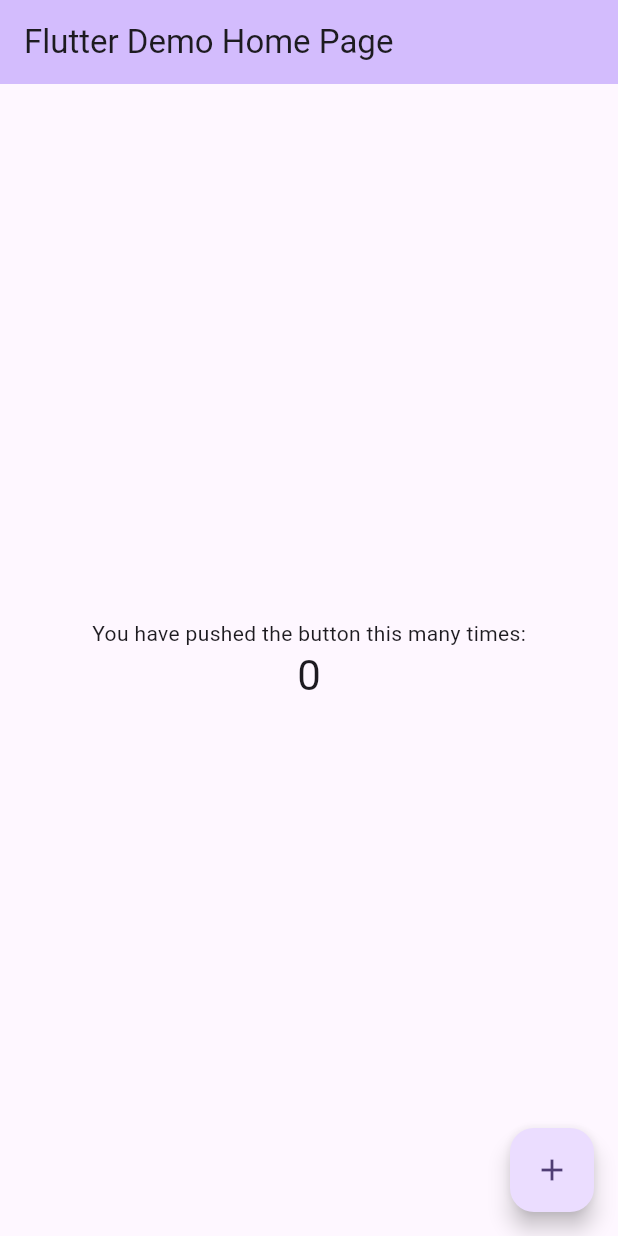
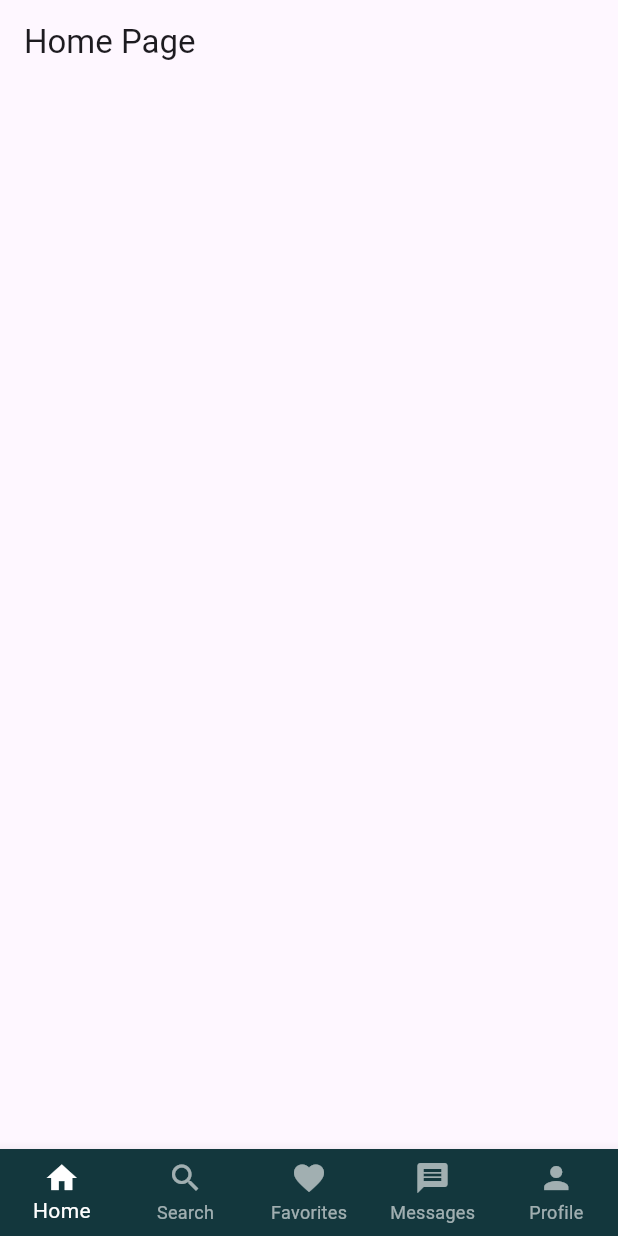
Before and after one commit to notYouralex/LocalNestPH-mobile-app, a Flutter app: the screen it shows after launch, on a phone screen of 412 x 824 dp. Run offline on Flutter 3.47's test engine with Material 3 defaults, Android fonts, the phone set to English and light mode, and no system bars.

Commit message:
navigation

```diff
--- /dev/null
+++ b/lib/home_page_widgets.dart/bottom_navigation.dart
@@ -0,0 +1,35 @@
+import 'package:flutter/material.dart';
+
+class BottomNavigation extends StatelessWidget {
+  const BottomNavigation({super.key});
+
+  @override
+  Widget build(BuildContext context) {
+    return BottomNavigationBar(
+      type: BottomNavigationBarType.fixed,
+      backgroundColor: Color(0xFF13373D),
+      items: [
+        BottomNavigationBarItem(
+          icon: Icon(Icons.home),
+          label: 'Home',
+        ),
+        BottomNavigationBarItem(
+          icon: Icon(Icons.search),
+          label: 'Search',
+        ),
+        BottomNavigationBarItem(
+          icon: Icon(Icons.favorite),
+          label: 'Profile',
+        ),
+        BottomNavigationBarItem(
+          icon: Icon(Icons.message),
+          label: 'Messages',
+        ),
+        BottomNavigationBarItem(
+          icon: Icon(Icons.person_outline_outlined),
+          label: 'Profile',
+        ),
+      ],
+    );
+  }
+}
--- a/lib/main.dart
+++ b/lib/main.dart
@@ -1,4 +1,5 @@
 import 'package:flutter/material.dart';
+import 'package:local_names_ph/pages/pages.dart';
 
 void main() {
   runApp(const MyApp());
@@ -11,112 +12,8 @@ class MyApp extends StatelessWidget {
   @override
   Widget build(BuildContext context) {
     return MaterialApp(
-      title: 'Flutter Demo',
-      theme: ThemeData(
-        // This is the theme of your application.
-        //
-        // TRY THIS: Try running your application with "flutter run". You'll see
-        // the application has a purple toolbar. Then, without quitting the app,
-        // try changing the seedColor in the colorScheme below to Colors.green
-        // and then invoke "hot reload" (save your changes or press the "hot
-        // reload" button in a Flutter-supported IDE, or press "r" if you used
-        // the command line to start the app).
-        //
-        // Notice that the counter didn't reset back to zero; the application
-        // state is not lost during the reload. To reset the state, use hot
-        // restart instead.
-        //
-        // This works for code too, not just values: Most code changes can be
-        // tested with just a hot reload.
-        colorScheme: ColorScheme.fromSeed(seedColor: Colors.deepPurple),
-      ),
-      home: const MyHomePage(title: 'Flutter Demo Home Page'),
+    debugShowCheckedModeBanner: false,
+    home: Pages(),
     );
   }
 }
-
-class MyHomePage extends StatefulWidget {
-  const MyHomePage({super.key, required this.title});
-
-  // This widget is the home page of your application. It is stateful, meaning
-  // that it has a State object (defined below) that contains fields that affect
-  // how it looks.
-
-  // This class is the configuration for the state. It holds the values (in this
-  // case the title) provided by the parent (in this case the App widget) and
-  // used by the build method of the State. Fields in a Widget subclass are
-  // always marked "final".
-
-  final String title;
-
-  @override
-  State<MyHomePage> createState() => _MyHomePageState();
-}
-
-class _MyHomePageState extends State<MyHomePage> {
-  int _counter = 0;
-
-  void _incrementCounter() {
-    setState(() {
-      // This call to setState tells the Flutter framework that something has
-      // changed in this State, which causes it to rerun the build method below
-      // so that the display can reflect the updated values. If we changed
-      // _counter without calling setState(), then the build method would not be
-      // called again, and so nothing would appear to happen.
-      _counter++;
-    });
-  }
-
-  @override
-  Widget build(BuildContext context) {
-    // This method is rerun every time setState is called, for instance as done
-    // by the _incrementCounter method above.
-    //
-    // The Flutter framework has been optimized to make rerunning build methods
-    // fast, so that you can just rebuild anything that needs updating rather
-    // than having to individually change instances of widgets.
-    return Scaffold(
-      appBar: AppBar(
-        // TRY THIS: Try changing the color here to a specific color (to
-        // Colors.amber, perhaps?) and trigger a hot reload to see the AppBar
-        // change color while the other colors stay the same.
-        backgroundColor: Theme.of(context).colorScheme.inversePrimary,
-        // Here we take the value from the MyHomePage object that was created by
-        // the App.build method, and use it to set our appbar title.
-        title: Text(widget.title),
-      ),
-      body: Center(
-        // Center is a layout widget. It takes a single child and positions it
-        // in the middle of the parent.
-        child: Column(
-          // Column is also a layout widget. It takes a list of children and
-          // arranges them vertically. By default, it sizes itself to fit its
-          // children horizontally, and tries to be as tall as its parent.
-          //
-          // Column has various properties to control how it sizes itself and
-          // how it positions its children. Here we use mainAxisAlignment to
-          // center the children vertically; the main axis here is the vertical
-          // axis because Columns are vertical (the cross axis would be
-          // horizontal).
-          //
-          // TRY THIS: Invoke "debug painting" (choose the "Toggle Debug Paint"
-          // action in the IDE, or press "p" in the console), to see the
-          // wireframe for each widget.
-          mainAxisAlignment: MainAxisAlignment.center,
-          children: <Widget>[
-            const Text('You have pushed the button this many times:'),
-            Text(
-              '$_counter',
-              style: Theme.of(context).textTheme.headlineMedium,
-            ),
-          ],
-        ),
-      ),
-      floatingActionButton: FloatingActionButton(
-        onPressed: _incrementCounter,
-        tooltip: 'Increment',
-        child: const Icon(Icons.add),
-      ), // This trailing comma makes auto-formatting nicer for build methods.
-    );
-  }
-}
--- /dev/null
+++ b/lib/pages/home_page.dart
@@ -0,0 +1,16 @@
+import 'package:flutter/material.dart';
+
+
+class HomePage extends StatelessWidget {
+  const HomePage({super.key});
+
+  @override
+  Widget build(BuildContext context) {
+    return Scaffold(
+      appBar: AppBar(
+        title: Text('Home Page'),
+      ),
+
+    );
+  }
+}
--- /dev/null
+++ b/lib/pages/pages.dart
@@ -0,0 +1,56 @@
+import 'package:flutter/material.dart';
+import 'package:local_names_ph/pages/favorite_page.dart';
+import 'package:local_names_ph/pages/home_page.dart';
+import 'package:local_names_ph/pages/messages_page.dart';
+import 'package:local_names_ph/pages/profile_page.dart';
+import 'package:local_names_ph/pages/search_page.dart';
+
+class Pages extends StatefulWidget {
+  const Pages({super.key});
+
+  @override
+  State<Pages> createState() => _PagesState();
+}
+
+
+
+class _PagesState extends State<Pages> {
+
+   int selectedIndex = 0;
+
+  void _navigateBottomBar(int index) {
+    setState(() {
+      selectedIndex = index;
+    });
+  }
+
+  final List _pages = [
+    HomePage(),   // ✔️ YOUR HOME SCREEN BODY HERE
+    SearchPage(),
+    FavoritePage(),
+    MessagesPage(),
+    ProfilePage(),
+  ];
+  @override
+  Widget build(BuildContext context) {
+    return Scaffold(
+      body: _pages[selectedIndex],   // ✔️ Only show selected page
+
+      bottomNavigationBar: BottomNavigationBar(
+        onTap: _navigateBottomBar,
+        currentIndex: selectedIndex,
+        type: BottomNavigationBarType.fixed,
+        backgroundColor: Color(0xFF13373D),
+        selectedItemColor: Colors.white,
+        unselectedItemColor: Colors.white60,
+        items: [
+          BottomNavigationBarItem(icon: Icon(Icons.home), label: 'Home'),
+          BottomNavigationBarItem(icon: Icon(Icons.search), label: 'Search'),
+          BottomNavigationBarItem(icon: Icon(Icons.favorite), label: 'Favorites'),
+          BottomNavigationBarItem(icon: Icon(Icons.message), label: 'Messages'),
+          BottomNavigationBarItem(icon: Icon(Icons.person), label: 'Profile'),
+        ],
+      ),
+    );
+  }
+}
```
Also changed, not shown: lib/home_page_widgets.dart/header_section.dart (added, +17 -0 lines), lib/pages/favorite_page.dart (added, +17 -0 lines), lib/pages/messages_page.dart (added, +17 -0 lines), lib/pages/profile_page.dart (added, +17 -0 lines), lib/pages/search_page.dart (added, +17 -0 lines).
